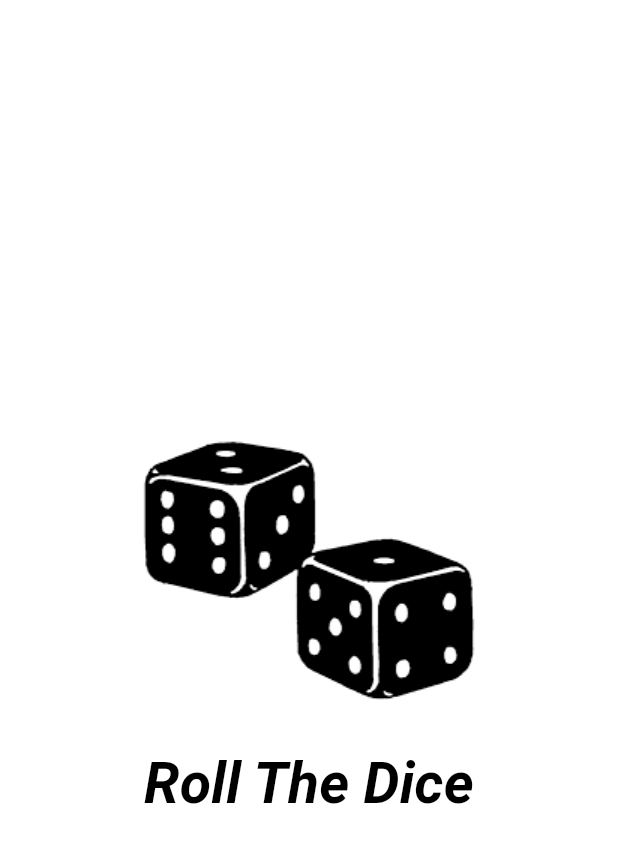
After one commit to Sanoj-Raja/dice_wise, a Flutter app: the SplashView screen opened by its route, on a phone screen of 412 x 824 dp. The commit adds this screen. Shown: the top 843 px of the screen. Run offline on Flutter 3.47's test engine with Material 2 defaults, Android fonts, the phone set to English and light mode, and no system bars; our stand-ins replace bot_toast, firebase_auth, firebase_core, get, google_sign_in; accounts and stored records are empty.

Commit message:
Added & Created splash page.

```diff
--- /dev/null
+++ b/lib/app/modules/splash/views/splash_view.dart
@@ -0,0 +1,38 @@
+import 'package:get/get.dart';
+import 'package:flutter/material.dart';
+import '../../../constants/app_strings.dart';
+import '../controllers/splash_controller.dart';
+
+class SplashView extends GetView<SplashController> {
+  const SplashView({Key? key}) : super(key: key);
+
+  @override
+  Widget build(BuildContext context) {
+    return Scaffold(
+      body: SafeArea(
+        child: Center(
+          child: Column(
+            mainAxisAlignment: MainAxisAlignment.center,
+            children: [
+              Image.asset(
+                controller.logo,
+              ),
+              const SizedBox(
+                height: 20,
+              ),
+              Text(
+                AppStrings.appTitle,
+                style: Get.textTheme.headline2!.copyWith(
+                  fontSize: 38,
+                  color: Colors.black,
+                  fontWeight: FontWeight.w600,
+                  fontStyle: FontStyle.italic,
+                ),
+              )
+            ],
+          ),
+        ),
+      ),
+    );
+  }
+}
--- a/lib/app/routes/app_routes.dart
+++ b/lib/app/routes/app_routes.dart
@@ -6,9 +6,11 @@ abstract class Routes {
 
   static const HOME = _Paths.HOME;
   static const LOGIN = _Paths.LOGIN;
+  static const SPLASH = _Paths.SPLASH;
 }
 
 abstract class _Paths {
   static const HOME = '/home';
   static const LOGIN = '/login';
+  static const SPLASH = '/splash';
 }
```
Also changed, not shown: lib/app/modules/splash/bindings/splash_binding.dart (added, +12 -0 lines), lib/app/modules/splash/controllers/splash_controller.dart (added, +28 -0 lines), lib/app/routes/app_pages.dart (+7 -0 lines).
